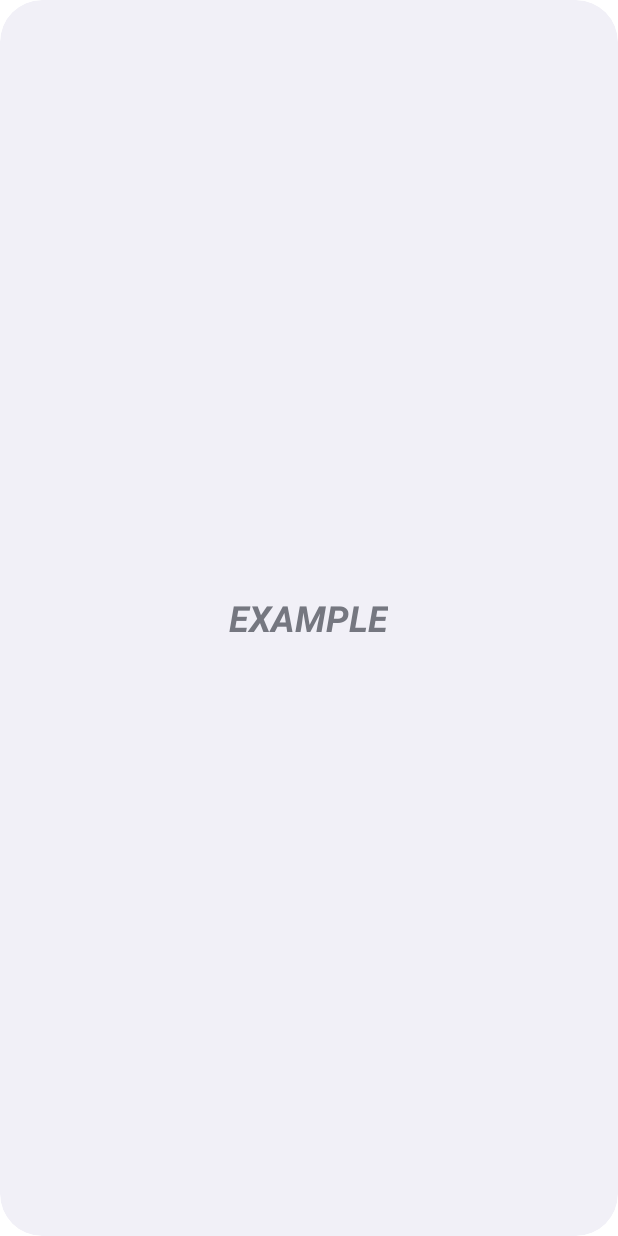
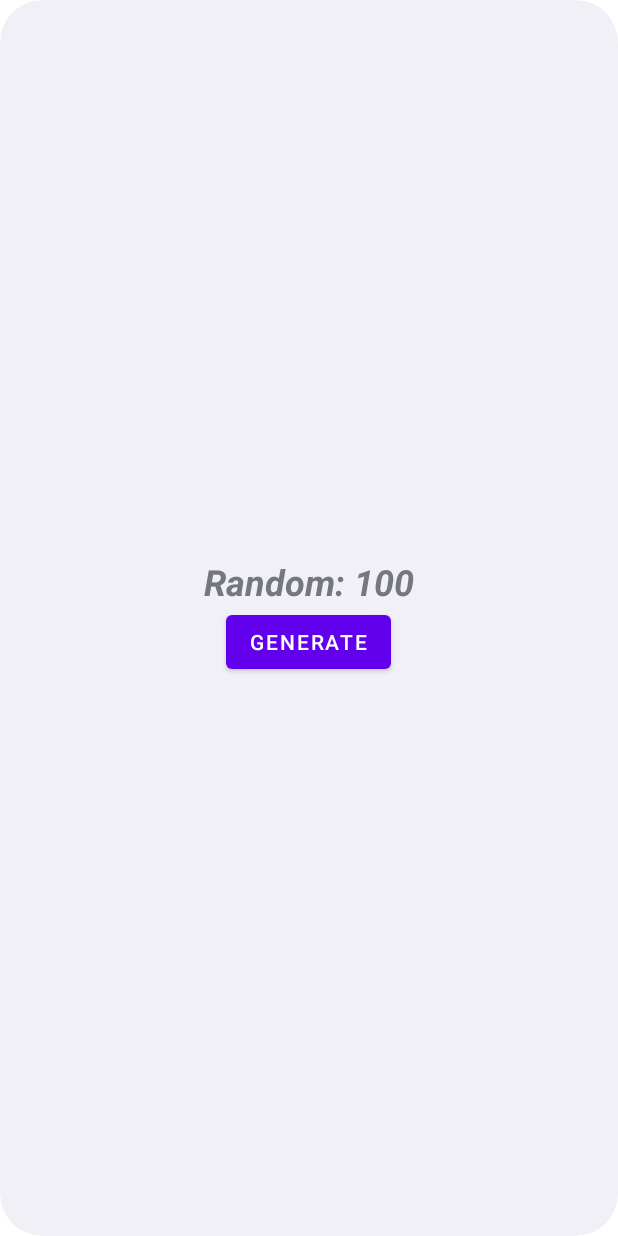
Before and after one commit to Raychal/IntermediateAndroid, an Android app: the layout random_number_widget.xml on its own in the app's theme, with its tools: preview values and no code run, on a phone screen of 412 x 824 dp. Run offline under Robolectric (Android 15) with nearby library versions, the phone set to English and light mode, and no system bars.

Commit message:
learn how to add action in widget

```diff
--- a/app/src/main/res/layout/random_number_widget.xml
+++ b/app/src/main/res/layout/random_number_widget.xml
@@ -4,15 +4,29 @@
     android:layout_height="match_parent"
     android:theme="@style/Theme.IntermediateAndroid.AppWidgetContainer">
 
-    <TextView
-        android:id="@+id/appwidget_text"
-        android:layout_width="wrap_content"
+    <LinearLayout
+        android:layout_width="match_parent"
         android:layout_height="wrap_content"
         android:layout_centerHorizontal="true"
         android:layout_centerVertical="true"
-        android:layout_margin="8dp"
-        android:contentDescription="@string/appwidget_text"
-        android:text="@string/appwidget_text"
-        android:textSize="24sp"
-        android:textStyle="bold|italic" />
+        android:orientation="vertical">
+        <TextView
+            android:id="@+id/appwidget_text"
+            android:layout_width="wrap_content"
+            android:layout_height="wrap_content"
+            android:layout_weight="1"
+            android:layout_gravity="center"
+            android:contentDescription="@string/appwidget_text"
+            android:text="@string/random"
+            android:textSize="24sp"
+            android:textStyle="bold|italic" />
+        <Button
+            android:id="@+id/btn_click"
+            android:layout_width="wrap_content"
+            android:layout_height="wrap_content"
+            android:layout_gravity="center"
+            android:layout_weight="1"
+            android:text="@string/generate" />
+    </LinearLayout>
+
 </RelativeLayout>
--- a/app/src/main/res/values/strings.xml
+++ b/app/src/main/res/values/strings.xml
@@ -3,4 +3,6 @@
     <string name="appwidget_text">EXAMPLE</string>
     <string name="add_widget">Add widget</string>
     <string name="app_widget_description">This is an app widget description</string>
+    <string name="random">Random: 100</string>
+    <string name="generate">Generate</string>
 </resources>
```
Also changed, not shown: app/src/main/java/com/example/intermediateandroid/RandomNumberWidget.kt (+33 -0 lines).
